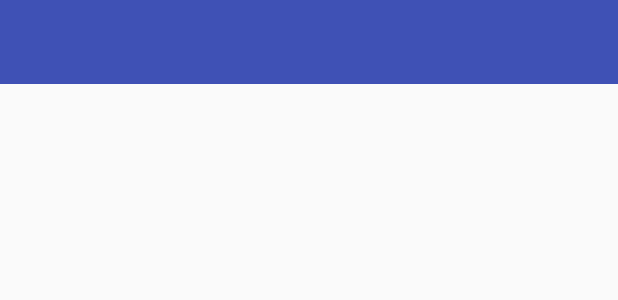
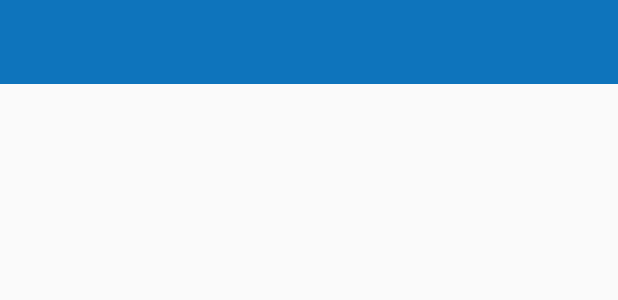
Before and after one commit to masterUNG/TicketService, an Android app: the layout toolbar_main.xml on its own in the app's theme, with its tools: preview values and no code run, on a phone screen of 412 x 824 dp. Shown: the top 300 px of the screen. Run offline under Robolectric (Android 15) with nearby library versions, the phone set to English and light mode, and no system bars.

```diff
--- a/app/src/main/AndroidManifest.xml
+++ b/app/src/main/AndroidManifest.xml
@@ -4,12 +4,12 @@
 
     <application
         android:allowBackup="true"
-        android:icon="@mipmap/ic_launcher"
+        android:icon="@drawable/logo_sky"
         android:label="@string/app_name"
         android:roundIcon="@mipmap/ic_launcher_round"
         android:supportsRtl="true"
         android:theme="@style/AppTheme">
-        <activity android:name=".MainActivity">
+        <activity android:name=".MainActivity" android:screenOrientation="portrait">
             <intent-filter>
                 <action android:name="android.intent.action.MAIN" />
 
--- a/app/src/main/res/values/colors.xml
+++ b/app/src/main/res/values/colors.xml
@@ -1,6 +1,7 @@
 <?xml version="1.0" encoding="utf-8"?>
 <resources>
-    <color name="colorPrimary">#3F51B5</color>
-    <color name="colorPrimaryDark">#303F9F</color>
+    <color name="colorPrimary">#0e74bc</color>
+    <color name="colorPrimaryDark">#00498b</color>
+    <color name="colorPrimaryLight">#5ba2ef</color>
     <color name="colorAccent">#FF4081</color>
 </resources>
```
Also changed, not shown: app/src/main/java/masterung/androidthai/in/th/ticketservice/MainActivity.java (+16 -2 lines), app/src/main/java/masterung/androidthai/in/th/ticketservice/fragment/MainFragment.java (added, +21 -0 lines), app/src/main/res/layout/activity_main.xml (+6 -8 lines).
